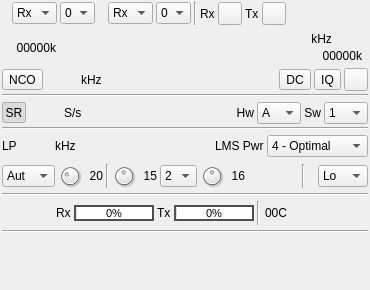
Old version of the form plugins/samplemimo/xtrxmimo/xtrxmimogui.ui in the repository f4exb/sdrangel.
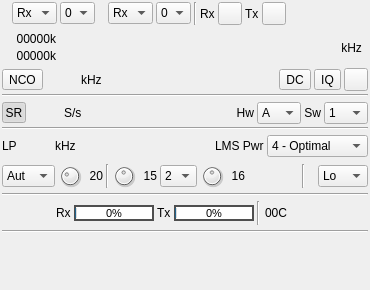
New version of the form. Icons and pictures are not drawn. Custom widgets are drawn as their Qt base class.

Commit message: MIMO plugis: refactor some UIs

```diff
--- a/plugins/samplemimo/xtrxmimo/xtrxmimogui.ui
+++ b/plugins/samplemimo/xtrxmimo/xtrxmimogui.ui
@@ -257,6 +257,10 @@
       <number>4</number>
      </property>
      <item>
+      <layout class="QVBoxLayout" name="freqLeftLayout">
+       <item>
+        <layout class="QHBoxLayout" name="freqLeftTopLayout">
+         <item>
       <widget class="QLabel" name="adcRateLabel">
        <property name="minimumSize">
         <size>
@@ -275,6 +279,33 @@
        </property>
       </widget>
      </item>
+        </layout>
+       </item>
+       <item>
+        <layout class="QHBoxLayout" name="freqLeftBotLayout">
+         <item>
+          <widget class="QLabel" name="deviceRateText">
+           <property name="minimumSize">
+            <size>
+             <width>54</width>
+             <height>0</height>
+            </size>
+           </property>
+           <property name="toolTip">
+            <string>Baseband I/Q sample rate kS/s</string>
+           </property>
+           <property name="text">
+            <string>00000k</string>
+           </property>
+           <property name="alignment">
+            <set>Qt::AlignRight|Qt::AlignTrailing|Qt::AlignVCenter</set>
+           </property>
+          </widget>
+         </item>
+        </layout>
+       </item>
+      </layout>
+     </item>
      <item>
       <spacer name="freqLeftSpacer">
        <property name="orientation">
@@ -340,29 +371,6 @@
          </item>
         </layout>
        </item>
-       <item>
-        <layout class="QHBoxLayout" name="freqRightBotLayout">
-         <item>
-          <widget class="QLabel" name="deviceRateText">
-           <property name="minimumSize">
-            <size>
-             <width>54</width>
-             <height>0</height>
-            </size>
-           </property>
-           <property name="toolTip">
-            <string>Baseband I/Q sample rate kS/s</string>
-           </property>
-           <property name="text">
-            <string>00000k</string>
-           </property>
-           <property name="alignment">
-            <set>Qt::AlignRight|Qt::AlignTrailing|Qt::AlignVCenter</set>
-           </property>
-          </widget>
-         </item>
-        </layout>
-       </item>
       </layout>
      </item>
     </layout>
```
Lines whose indentation alone changed are shown as unchanged. The commit also changes 2 other files.
